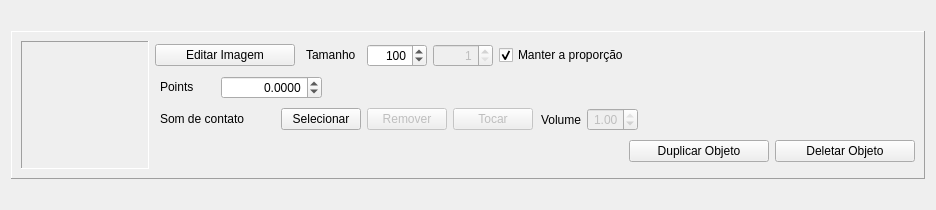
Above: src/math_runner/form_object_widget.ui from LAD-MathQuest/MathRunner before the change. Below: the same form after it.
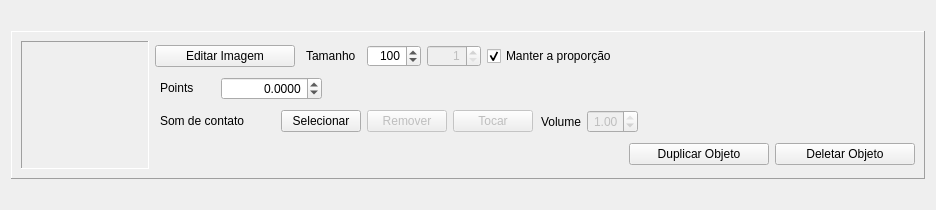
That is the form after the change.

Commit message: Correção na criação dos objetos

What changed in the file:
```diff
--- a/src/math_runner/form_object_widget.ui
+++ b/src/math_runner/form_object_widget.ui
@@ -133,8 +133,8 @@
            <widget class="QSpinBox" name="spinBox_Width">
             <property name="minimumSize">
              <size>
-              <width>60</width>
-              <height>0</height>
+              <width>1</width>
+              <height>1</height>
              </size>
             </property>
             <property name="alignment">
@@ -158,8 +158,8 @@
             </property>
             <property name="minimumSize">
              <size>
-              <width>60</width>
-              <height>0</height>
+              <width>1</width>
+              <height>1</height>
              </size>
             </property>
             <property name="alignment">
```
